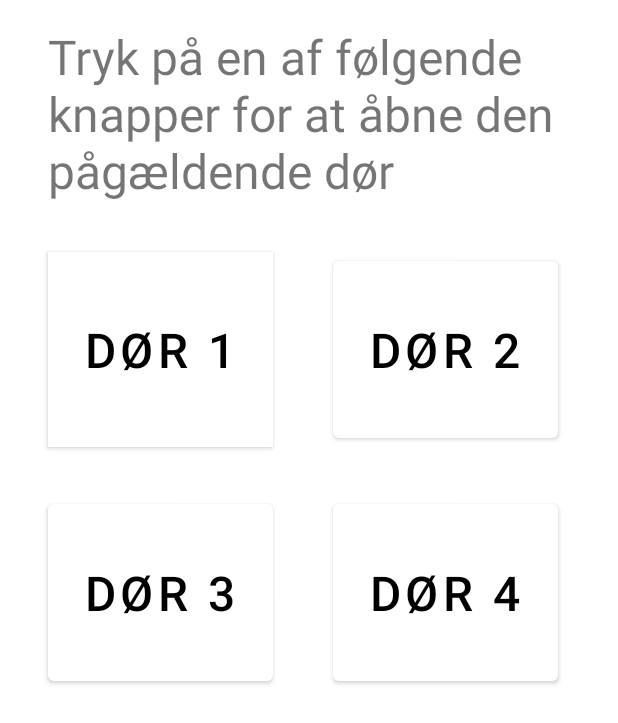
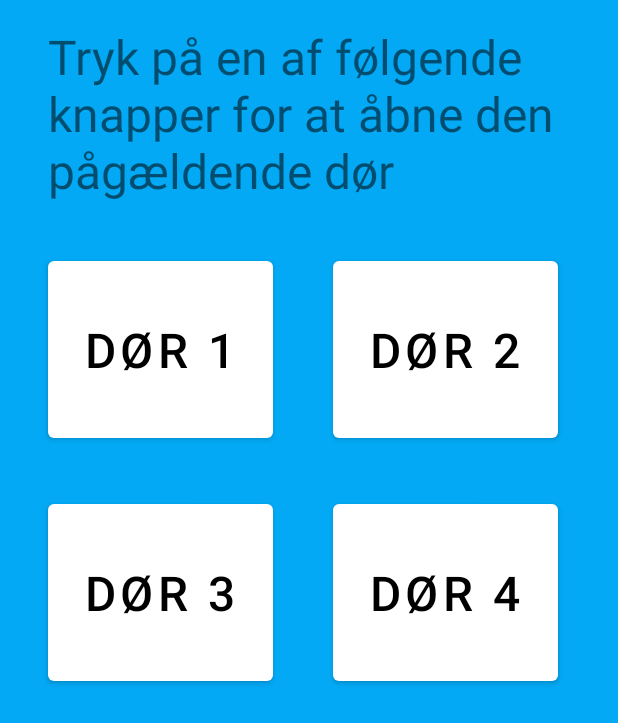
Before and after one commit to Kevbruh/Billigtlager, an Android app: the layout open_door.xml on its own in the app's theme, with its tools: preview values and no code run, on a phone screen of 412 x 824 dp. Shown: the top 723 px of the screen. Run offline under Robolectric (Android 15) with nearby library versions, the phone set to English and light mode, and no system bars.

Commit message:
front_page.xml change of name

```diff
--- a/app/src/main/java/com/example/billigtlager/MainActivity.java
+++ b/app/src/main/java/com/example/billigtlager/MainActivity.java
@@ -68,9 +68,8 @@
             startActivity(callIntent);
         });
 
-
     }
-     public void openDoors(View view) {
-       doorSystem.openDoorsInNaestved();
+    public void openDoors(View view) {
+        doorSystem.openDoorsInNaestved();
     }
 }
--- a/app/src/main/res/layout/activity_main.xml
+++ b/app/src/main/res/layout/front_page.xml
@@ -12,6 +12,13 @@
         android:layout_height="wrap_content"
         android:text="@string/app_name" />
 
+    <ScrollView
+        android:id="@+id/scrollViewFrontPage"
+        android:layout_width="match_parent"
+        android:layout_height="wrap_content"
+        android:orientation="vertical"
+        app:layout_constraintBottom_toTopOf="parent">
+
     <ImageView
         android:layout_width="wrap_content"
         android:layout_height="wrap_content"
@@ -21,12 +28,7 @@
         app:layout_constraintStart_toStartOf="parent"
         app:layout_constraintTop_toBottomOf="@+id/billigtLager" />
 
-    <ScrollView
-        android:id="@+id/scrollViewFrontPage"
-        android:layout_width="match_parent"
-        android:layout_height="wrap_content"
-        android:orientation="vertical"
-        app:layout_constraintBottom_toTopOf="parent">
+
 
     </ScrollView>
 </androidx.constraintlayout.widget.ConstraintLayout>
--- a/app/src/main/res/layout/open_door.xml
+++ b/app/src/main/res/layout/open_door.xml
@@ -4,7 +4,8 @@
     xmlns:tools="http://schemas.android.com/tools"
     android:layout_width="match_parent"
     android:layout_height="match_parent"
-    android:orientation="vertical">
+    android:orientation="vertical"
+    android:background="@color/blue">
 
 
     <TextView
@@ -26,8 +27,7 @@
         android:text="@string/Dør1"
         android:textSize="32sp"
         app:layout_constraintStart_toStartOf="parent"
-        app:layout_constraintTop_toBottomOf="@+id/doorMessage"
-        android:background="@color/red"/>
+        app:layout_constraintTop_toBottomOf="@+id/doorMessage"/>
 
     <Button
         android:id="@+id/Door2"
```
